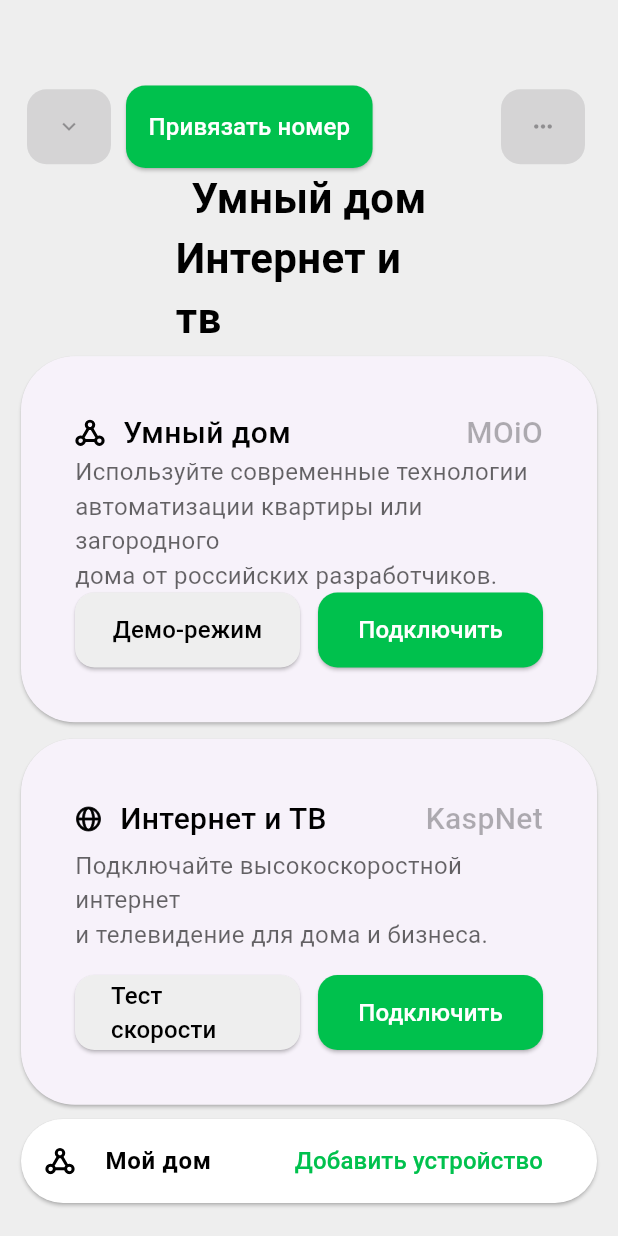
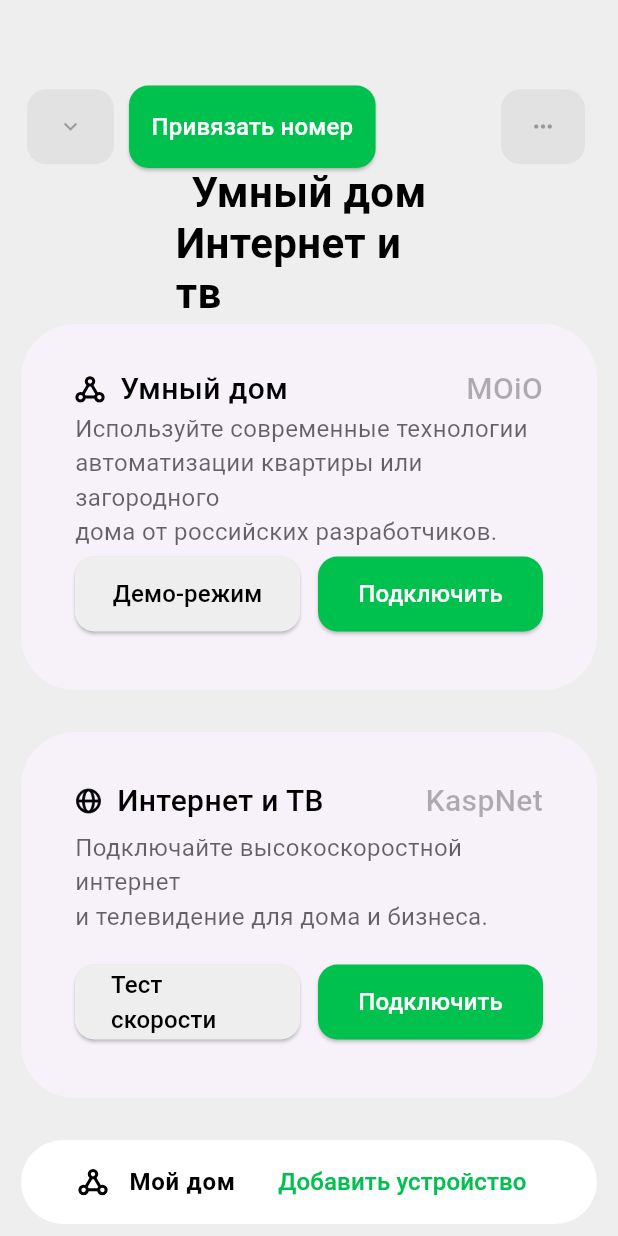
Before and after one commit to msilenkov/SmartClick, a Flutter app: the screen it shows after launch, on a phone screen of 412 x 824 dp. Run offline on Flutter 3.47's test engine with Material 2 defaults, Android fonts, the phone set to English and light mode, and no system bars; our stand-ins replace argon_buttons_flutter_fix, flutter_svg, mask_text_input_formatter; Roboto replaces fonts that are missing (SF Pro Rounded).

Commit message:
Правки

```diff
--- a/smart_click/lib/screens/enter_screen.dart
+++ b/smart_click/lib/screens/enter_screen.dart
@@ -12,6 +12,7 @@ class EnterScreen extends StatelessWidget {
   @override
   Widget build(BuildContext context) {
     return Scaffold(
+        resizeToAvoidBottomInset: false,
         backgroundColor: const Color.fromARGB(255, 238, 238, 238),
         body: Column(
           mainAxisAlignment: MainAxisAlignment.spaceBetween,
@@ -25,16 +26,15 @@ class EnterScreen extends StatelessWidget {
                   Row(
                     children: [
                       ElevatedButton(
-                          style: ButtonStyle(
-                              padding: MaterialStateProperty.all(
-                                  const EdgeInsets.symmetric(
-                                      vertical: 16, horizontal: 17)),
-                              minimumSize:
-                                  MaterialStateProperty.all(const Size(56, 38)),
-                              shape: MaterialStateProperty.all(
-                                  const RoundedRectangleBorder(
-                                      borderRadius: BorderRadius.all(
-                                          Radius.circular(13))))),
+                          style: ElevatedButton.styleFrom(
+                              disabledBackgroundColor:
+                                  const Color.fromARGB(13, 0, 0, 0),
+                              padding: const EdgeInsets.symmetric(
+                                  vertical: 16, horizontal: 20),
+                              minimumSize: const Size(56, 38),
+                              shape: const RoundedRectangleBorder(
+                                  borderRadius:
+                                      BorderRadius.all(Radius.circular(13)))),
                           onPressed: null,
                           child: const Icon(
                             Icons.expand_more,
@@ -43,18 +43,14 @@ class EnterScreen extends StatelessWidget {
                       Padding(
                         padding: const EdgeInsets.only(left: 10),
                         child: ElevatedButton(
-                          style: ButtonStyle(
-                              backgroundColor: MaterialStateProperty.all(
-                                  const Color(0xFF00C14D)),
-                              padding: MaterialStateProperty.all(
-                                  const EdgeInsets.symmetric(
-                                      vertical: 16, horizontal: 15)),
-                              minimumSize:
-                                  MaterialStateProperty.all(const Size(0, 38)),
-                              shape: MaterialStateProperty.all(
-                                  const RoundedRectangleBorder(
-                                      borderRadius: BorderRadius.all(
-                                          Radius.circular(13))))),
+                          style: ElevatedButton.styleFrom(
+                              backgroundColor: const Color(0xFF00C14D),
+                              padding: const EdgeInsets.symmetric(
+                                  vertical: 16, horizontal: 15),
+                              minimumSize: const Size(0, 38),
+                              shape: const RoundedRectangleBorder(
+                                  borderRadius:
+                                      BorderRadius.all(Radius.circular(13)))),
                           onPressed: () {
                             Navigator.push(
                                 context,
@@ -74,16 +70,15 @@ class EnterScreen extends StatelessWidget {
                     ],
                   ),
                   ElevatedButton(
-                      style: ButtonStyle(
-                          padding: MaterialStateProperty.all(
-                              const EdgeInsets.symmetric(
-                                  vertical: 16, horizontal: 17)),
-                          minimumSize:
-                              MaterialStateProperty.all(const Size(56, 38)),
-                          shape: MaterialStateProperty.all(
-                              const RoundedRectangleBorder(
+                      style: ElevatedButton.styleFrom(
+                          disabledBackgroundColor:
+                              const Color.fromARGB(13, 0, 0, 0),
+                          padding: const EdgeInsets.symmetric(
+                              vertical: 16, horizontal: 17),
+                          minimumSize: const Size(56, 38),
+                          shape: const RoundedRectangleBorder(
                               borderRadius:
-                                      BorderRadius.all(Radius.circular(13))))),
+                                  BorderRadius.all(Radius.circular(13)))),
                       onPressed: null,
                       child: const Icon(
                         Icons.more_horiz,
@@ -93,34 +88,41 @@ class EnterScreen extends StatelessWidget {
               ),
             ),
             //* Блок с Текстом
+
             const SizedBox(
               width: 178,
-              child: Wrap(alignment: WrapAlignment.center, children: [
-                Text(
+              child: Column(
+                children: [
+                  Padding(
+                    padding: EdgeInsets.only(bottom: 1.01),
+                    child: Text(
                       "Умный дом",
                       style: TextStyle(
+                          height: 0,
                           fontFamily: "SF Pro Rounded",
                           color: Colors.black,
                           fontWeight: FontWeight.w600,
                           fontSize: 28),
                     ),
+                  ),
                   Text(
                     "Интернет и тв",
                     style: TextStyle(
+                        height: 0,
                         fontFamily: "SF Pro Rounded",
                         color: Colors.black,
                         fontWeight: FontWeight.w600,
                         fontSize: 28),
                   ),
-              ]),
+                ],
+              ),
             ),
 
-            //* 2 Карточки
+            //*  Карточки
+            Column(
+              children: [
                 const Padding(
                   padding: EdgeInsets.symmetric(horizontal: 10),
-              child: SizedBox(
-                width: double.infinity,
-                height: 510,
                   child: Column(
                     mainAxisAlignment: MainAxisAlignment.spaceAround,
                     children: [
@@ -137,6 +139,9 @@ class EnterScreen extends StatelessWidget {
                               leftButtonText: "Демо-режим")),
                       //* Интернет и тв
                       SizedBox(
+                        height: 20,
+                      ),
+                      SizedBox(
                           width: double.infinity,
                           height: 252,
                           child: InfoCard(
@@ -149,17 +154,23 @@ class EnterScreen extends StatelessWidget {
                     ],
                   ),
                 ),
+                const SizedBox(
+                  height: 20,
                 ),
-            //* Нижний элемент Card
                 Padding(
-              padding: const EdgeInsets.only(bottom: 21, left: 10, right: 10),
+                  padding:
+                      const EdgeInsets.only(bottom: 21, left: 10, right: 10),
                   child: SizedBox(
                       width: double.infinity,
                       child: Card(
+                          elevation: 0,
                           color: Colors.white,
                           shape: RoundedRectangleBorder(
                               borderRadius: BorderRadius.circular(99)),
                           child: ListTile(
+                              horizontalTitleGap: 10.0,
+                              contentPadding:
+                                  EdgeInsets.only(left: 38, right: 35),
                               title: const Align(
                                 alignment: Alignment.centerLeft,
                                 child: Text(
@@ -171,8 +182,8 @@ class EnterScreen extends StatelessWidget {
                                       fontSize: 16),
                                 ),
                               ),
-                          leading:
-                              SvgPicture.asset('assets/images/Icon=Smart.svg'),
+                              leading: SvgPicture.asset(
+                                  'assets/images/Icon=Smart.svg'),
                               trailing: TextButton(
                                   onPressed: () {},
                                   child: const Text(
@@ -185,6 +196,9 @@ class EnterScreen extends StatelessWidget {
                                   ))))),
                 ),
               ],
+            ),
+            //* Нижний элемент Card
+          ],
         ));
   }
 }
--- a/smart_click/lib/widgets/info_card.dart
+++ b/smart_click/lib/widgets/info_card.dart
@@ -19,9 +19,10 @@ class InfoCard extends StatelessWidget {
   @override
   Widget build(BuildContext context) {
     return Card(
+      elevation: 0,
       shape: RoundedRectangleBorder(borderRadius: BorderRadius.circular(36)),
       child: Padding(
-        padding: const EdgeInsets.symmetric(vertical: 30, horizontal: 36),
+        padding: const EdgeInsets.fromLTRB(36, 20, 36, 30),
         //* Общий лемент
         child: Column(
           mainAxisAlignment: MainAxisAlignment.spaceAround,
@@ -42,7 +43,7 @@ class InfoCard extends StatelessWidget {
                           children: [
                             SvgPicture.asset(assetPath),
                             Padding(
-                              padding: const EdgeInsets.only(left: 12),
+                              padding: const EdgeInsets.only(left: 10),
                               child: Text(title,
                                   style: const TextStyle(
                                       fontFamily: "SF Pro Rounded",
@@ -81,12 +82,6 @@ class InfoCard extends StatelessWidget {
                   //* Левая кнопка
                   ElevatedButton(
                       onPressed: () {},
-                      child: Text(leftButtonText,
-                          style: TextStyle(
-                              fontFamily: "SF Pro Rounded",
-                              color: Colors.black,
-                              fontWeight: FontWeight.w500,
-                              fontSize: 16)),
                       style: ButtonStyle(
                           backgroundColor: MaterialStateProperty.all(
                               const Color(0xFFEEEEEE)),
@@ -95,25 +90,29 @@ class InfoCard extends StatelessWidget {
                           shape: MaterialStateProperty.all(
                               const RoundedRectangleBorder(
                                   borderRadius:
-                                      BorderRadius.all(Radius.circular(13)))))),
+                                      BorderRadius.all(Radius.circular(13))))),
+                      child: Text(leftButtonText,
+                          style: const TextStyle(
+                              fontFamily: "SF Pro Rounded",
+                              color: Colors.black,
+                              fontWeight: FontWeight.w500,
+                              fontSize: 16))),
                   //* Правая кнопка
                   ElevatedButton(
                     onPressed: () {},
+                    style: ElevatedButton.styleFrom(
+                        backgroundColor: const Color(0xFF00C14D),
+                        fixedSize: const Size(150, 74),
+                        shape: const RoundedRectangleBorder(
+                            borderRadius:
+                                BorderRadius.all(Radius.circular(13)))),
                     child: const Text("Подключить",
                         style: TextStyle(
                             fontFamily: "SF Pro Rounded",
                             color: Colors.white,
                             fontWeight: FontWeight.w500,
                             fontSize: 16)),
-                      style: ButtonStyle(
-                          backgroundColor: MaterialStateProperty.all(
-                              const Color(0xFF00C14D)),
-                          fixedSize:
-                              MaterialStateProperty.all(const Size(150, 74)),
-                          shape: MaterialStateProperty.all(
-                              const RoundedRectangleBorder(
-                                  borderRadius:
-                                      BorderRadius.all(Radius.circular(13)))))),
+                  ),
                 ],
               ),
             )
--- a/smart_click/pubspec.yaml
+++ b/smart_click/pubspec.yaml
@@ -34,7 +34,6 @@ dependencies:
     sdk: flutter
   flutter_svg: ^2.0.1
   mask_text_input_formatter: ^2.4.0
-  timer_button_fork: ^3.0.2
 
 dev_dependencies:
   flutter_lints: ^2.0.0
```
Also changed, not shown: smart_click/lib/screens/first_sign.dart (+18 -8 lines), smart_click/lib/screens/second_screen.dart (+96 -70 lines), smart_click/pubspec.lock. Lines whose indentation alone changed are shown as unchanged.
